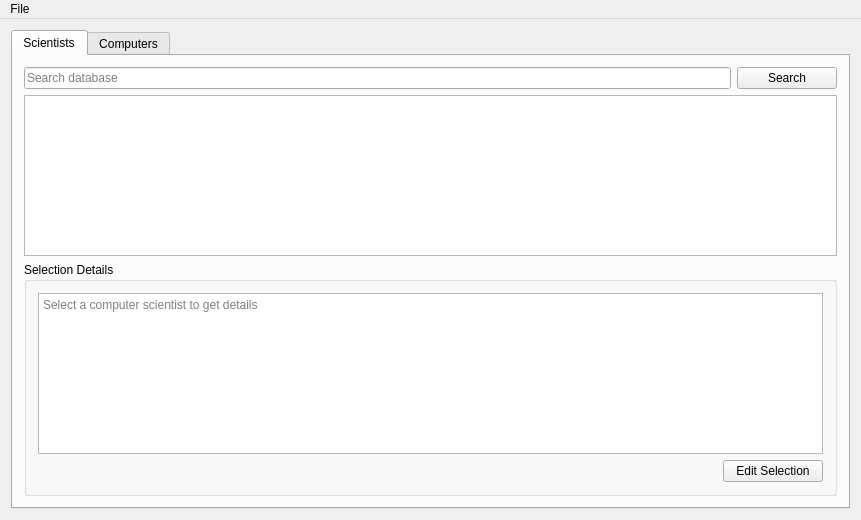
Above: gui/gui-version/mainwindow.ui from reykjalin/VLN1 before the change. Below: the same form after it.
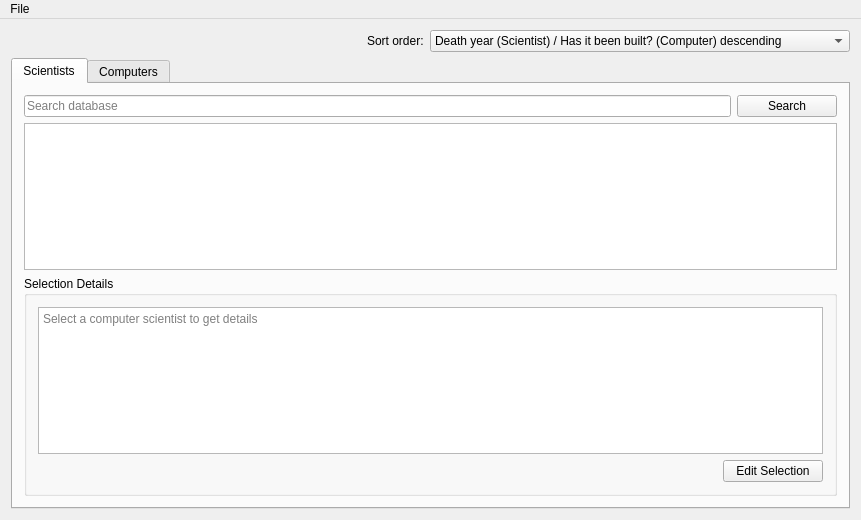
That is the form after the change. The open tabs and pages were chosen to show the change.

Patch:
```diff
--- a/gui/gui-version/mainwindow.ui
+++ b/gui/gui-version/mainwindow.ui
@@ -15,7 +15,7 @@
   </property>
   <widget class="QWidget" name="centralWidget">
    <layout class="QGridLayout" name="gridLayout_2">
-    <item row="1" column="0">
+    <item row="2" column="0">
      <widget class="QTabWidget" name="tabWidget">
       <property name="currentIndex">
        <number>1</number>
@@ -199,6 +199,83 @@
       </widget>
      </widget>
     </item>
+    <item row="0" column="0">
+     <layout class="QHBoxLayout" name="horizontalLayout_5">
+      <item>
+       <spacer name="horizontalSpacer_3">
+        <property name="orientation">
+         <enum>Qt::Horizontal</enum>
+        </property>
+        <property name="sizeHint" stdset="0">
+         <size>
+          <width>40</width>
+          <height>20</height>
+         </size>
+        </property>
+       </spacer>
+      </item>
+      <item>
+       <widget class="QLabel" name="label">
+        <property name="text">
+         <string>Sort order:</string>
+        </property>
+       </widget>
+      </item>
+      <item>
+       <widget class="QComboBox" name="dropDownSort">
+        <property name="minimumSize">
+         <size>
+          <width>420</width>
+          <height>0</height>
+         </size>
+        </property>
+        <property name="currentIndex">
+         <number>7</number>
+        </property>
+        <item>
+         <property name="text">
+          <string>Name ascending</string>
+         </property>
+        </item>
+        <item>
+         <property name="text">
+          <string>Name descending</string>
+         </property>
+        </item>
+        <item>
+         <property name="text">
+          <string>Gender (Scientist) / Type (Computer) ascending</string>
+         </property>
+        </item>
+        <item>
+         <property name="text">
+          <string>Gender (Scientist) / Type (Computer) descending</string>
+         </property>
+        </item>
+        <item>
+         <property name="text">
+          <string>Birth year (Scientist) / Year built (Computer) ascending</string>
+         </property>
+        </item>
+        <item>
+         <property name="text">
+          <string>Birth year (Scientist) / Year built (Computer) descending</string>
+         </property>
+        </item>
+        <item>
+         <property name="text">
+          <string>Death year (Scientist) / Has it been built? (Computer) ascending</string>
+         </property>
+        </item>
+        <item>
+         <property name="text">
+          <string>Death year (Scientist) / Has it been built? (Computer) descending</string>
+         </property>
+        </item>
+       </widget>
+      </item>
+     </layout>
+    </item>
    </layout>
   </widget>
   <widget class="QMenuBar" name="menuBar">
```
Left out of the diff: 22 changed lines with no effect on the pictures.
